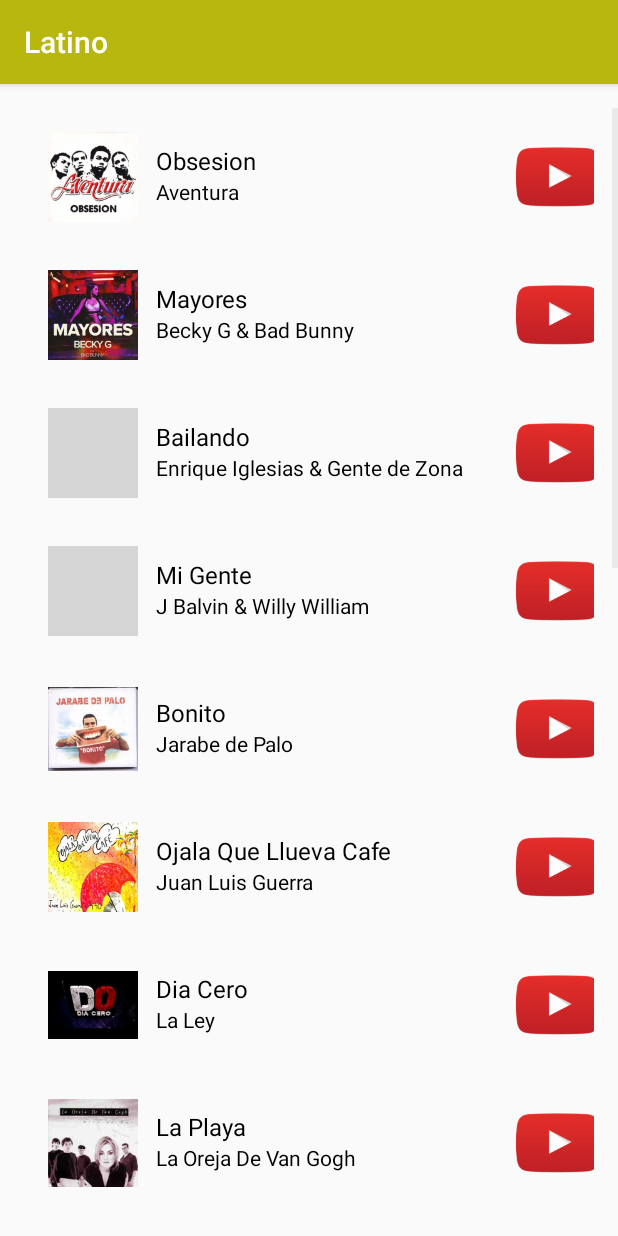
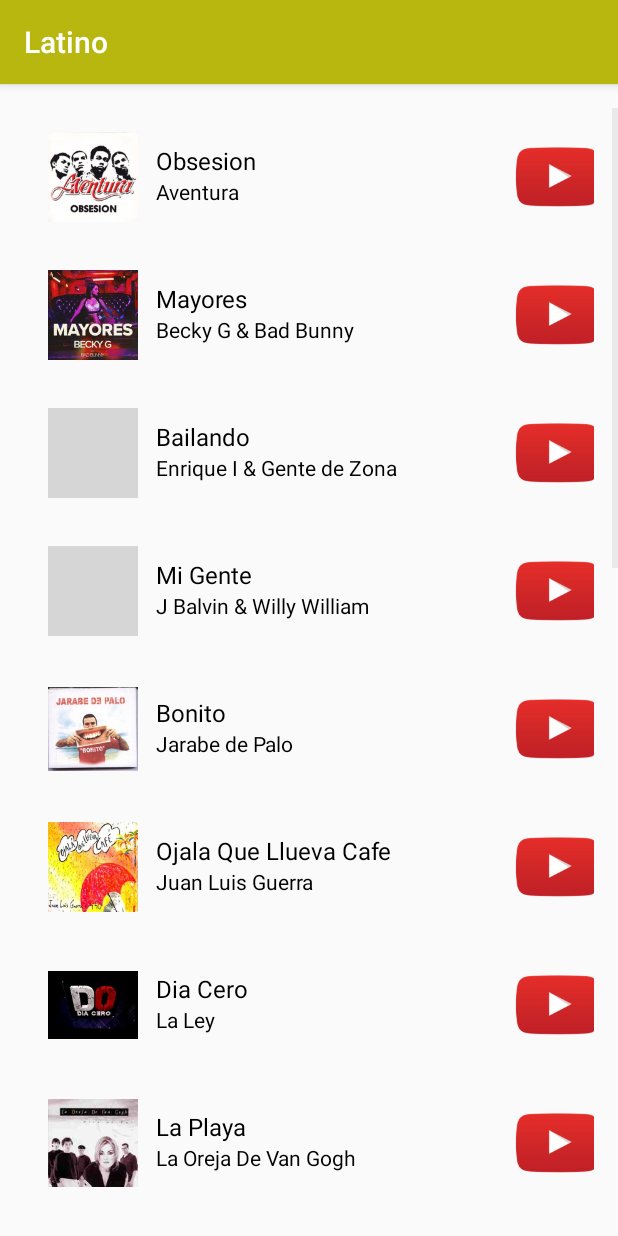
Before and after one commit to hamiltonfvi/Jams, an Android app: the LatinoActivity screen opened directly, with no data from a screen before it, on a phone screen of 412 x 824 dp. Run offline under Robolectric (Android 15) with nearby library versions, the phone set to English and light mode, and no system bars; grey boxes are pictures that could not be loaded.

Commit message:
Update LatinoActivity.java

```diff
--- a/app/src/main/java/com/example/hamilton/jams/LatinoActivity.java
+++ b/app/src/main/java/com/example/hamilton/jams/LatinoActivity.java
@@ -19,7 +19,7 @@
         // Create a list of songs
         songs.add(new Song("Obsesion", "Aventura", R.drawable.latino00, R.raw.latino00));
         songs.add(new Song("Mayores", "Becky G & Bad Bunny", R.drawable.latino01, R.raw.latino01));
-        songs.add(new Song("Bailando", "Enrique Iglesias & Gente de Zona", R.drawable.latino02, R.raw.latino02));
+        songs.add(new Song("Bailando", "Enrique I & Gente de Zona", R.drawable.latino02, R.raw.latino02));
         songs.add(new Song("Mi Gente", "J Balvin & Willy William", R.drawable.latino03, R.raw.latino03));
         songs.add(new Song("Bonito", "Jarabe de Palo", R.drawable.latino04, R.raw.latino04));
         songs.add(new Song("Ojala Que Llueva Cafe", "Juan Luis Guerra", R.drawable.latino05, R.raw.latino05));
@@ -38,17 +38,17 @@
         songs.add(new Song("Loca", "Shakira & El Cata", R.drawable.latino18, R.raw.latino18));
         songs.add(new Song("Micalea", "Sonora Carruseles", R.drawable.latino19, R.raw.latino19));
 
-        // Create an {@link WordAdapter}, whose data source is a list of {@link Word}s. The
+        // Create an {@link SongAdapter}, whose data source is a list of {@link Song}s. The
         // adapter knows how to create list items for each item in the list.
         SongAdapter adapter = new SongAdapter(this, songs);
 
         // Find the {@link ListView} object in the view hierarchy of the {@link Activity}.
         // There should be a {@link ListView} with the view ID called list, which is declared in the
-        // word_list.xml layout file
+        // song_list.xml layout file
         ListView listView = findViewById(R.id.list);
 
-        // Make the {@link ListView} use the {@link WordAdapter} we created above, so that the
-        // {@link ListView} will display list items for each {@link Word} in the list.
+        // Make the {@link ListView} use the {@link SongAdapter} we created above, so that the
+        // {@link ListView} will display list items for each {@link Song} in the list.
         listView.setAdapter(adapter);
     }
 }
```
